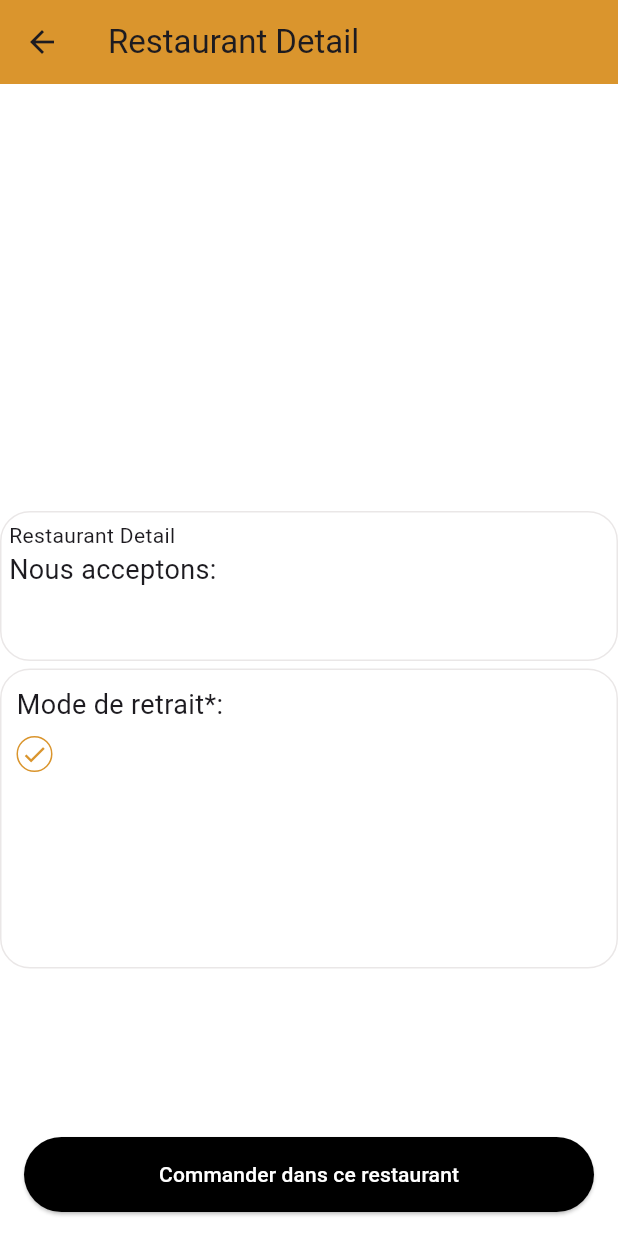
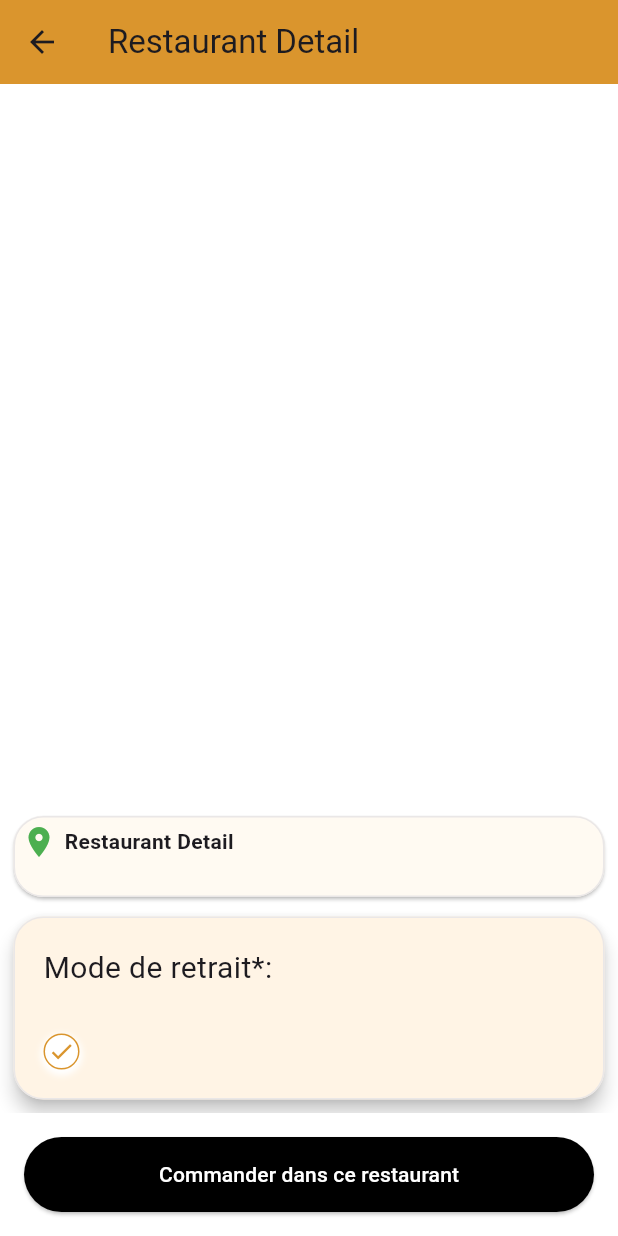
Before and after one commit to Dalel1akremi/flutterProject, a Flutter app: the RestaurantDetail screen opened by its route, on a phone screen of 412 x 824 dp. Run offline on Flutter 3.47's test engine with Material 3 defaults, Android fonts, the phone set to English and light mode, and no system bars; our stand-ins replace firebase_auth, firebase_core, flutter_svg, google_sign_in, shared_preferences; missing offline and left inert: bcrypt; accounts and stored records are empty.

Commit message:
"Refactor RestaurantDetail body: replace SingleChildScrollView with Expanded and Stack for better layout and design"

```diff
--- a/FLUTTER/lib/pages/aboutRestaurant/RestaurantDetail.dart
+++ b/FLUTTER/lib/pages/aboutRestaurant/RestaurantDetail.dart
@@ -140,15 +140,18 @@ class _RestaurantDetailState extends State<RestaurantDetail> {
       },
     ),
     ),
-      body: SingleChildScrollView(
+      body: Expanded(
         child: Column(
+          children: [
+            Expanded(
+            child:Stack(
+              clipBehavior: Clip.none,
               children: [
                 Container(
                   padding: const EdgeInsets.all(1.0),
-              height: MediaQuery.of(context).size.height / 3,
                   width: double.infinity,
                   decoration: BoxDecoration(
-                borderRadius: BorderRadius.circular(15.0),
+                    borderRadius: const BorderRadius.only(bottomRight: Radius.circular(50)),
                     boxShadow: [
                       BoxShadow(
                         color: Colors.white.withOpacity(0.5),
@@ -164,69 +167,87 @@ class _RestaurantDetailState extends State<RestaurantDetail> {
                           )
                         : null,
                   ),
-              child: Stack(
-                children: [
+               ),
               if (restaurantLogo != null)
                         Positioned(
                           left: 16.0,
-                      bottom: 1.0,
-                      child: ClipRRect(
-                        borderRadius: BorderRadius.circular(8.0),
+                          bottom: -40,
+                          child:  CircleAvatar(
+                            radius: 40,
+                            backgroundColor: Colors.white,
                             child: Image.network(
                               restaurantLogo,
-                          width: 80,
-                          height: 80,
-                          fit: BoxFit.cover,
+                              fit: BoxFit.fill,
                             ),
                           ),
                         ),
               ],
             ),
             ),
-            const SizedBox(height: 10),
-            Container(
-              width: 1500,
-              height: 100,
-              decoration: BoxDecoration(
-                border:
-                    Border.all(color: const Color.fromARGB(255, 234, 231, 231)),
+            const SizedBox(height: 50),
+SizedBox(
+  width: double.infinity,
+  child: Padding(
+    padding: const EdgeInsets.all(5), // Padding autour des deux cartes
+    child: Column(
+      crossAxisAlignment: CrossAxisAlignment.stretch, // Ajuste la largeur des enfants pour remplir la largeur disponible
+      children: [
+        Card(
+          surfaceTintColor: Colors.orange.withOpacity(0.4),
+          color: Colors.white,
+          shape: RoundedRectangleBorder(
             borderRadius: BorderRadius.circular(20),
+            side: const BorderSide(color:  Color.fromARGB(255, 234, 231, 231)),
           ),
+          child: Padding(
             padding: const EdgeInsets.all(5),
             child: Column(
   crossAxisAlignment: CrossAxisAlignment.start,
   children: [
-                  Text(restaurantAdress ?? 'Restaurant Detail'),
-                  const Text(
-                    'Nous acceptons:',
-                    style: TextStyle(fontSize: 18),
+    Row(
+      children: [
+        const Icon(
+          Icons.location_on,
+          color: Colors.green, // Couleur de l'icône de localisation
+        ),
+        const SizedBox(width: 5), // Espacement entre l'icône et le texte de l'adresse
+        Text(
+          restaurantAdress ?? 'Restaurant Detail',
+          style: const TextStyle(fontWeight: FontWeight.bold),
         ),
       ],
     ),
+    const SizedBox(height: 20),
+  ],
+),
+
+          ),
         ),
         const SizedBox(height: 5),
-            Container(
-              width: 1500,
-              height: 200,
-              decoration: BoxDecoration(
-                border:
-                    Border.all(color: const Color.fromARGB(255, 234, 231, 231)),
+        Card(
+          surfaceTintColor: Colors.orange.withOpacity(0.4),
+          color: Colors.white,
+          elevation: 5,
+          shape: RoundedRectangleBorder(
             borderRadius: BorderRadius.circular(20),
+            side: const BorderSide(color:  Color.fromARGB(255, 234, 231, 231)),
           ),
-              padding: const EdgeInsets.all(10),
+          child: Padding(
+            padding: const EdgeInsets.all(20),
             child: Column(
               crossAxisAlignment: CrossAxisAlignment.start,
               children: [
                 const Text(
                   'Mode de retrait*:',
-                    style: TextStyle(fontSize: 18),
+                  style: TextStyle(fontSize: 20),
                 ),
+                const SizedBox(height: 17),
                 Column(
                   crossAxisAlignment: CrossAxisAlignment.start,
                   children: restaurant != null
                       ? restaurant.split(',').map((mode) {
                           return Padding(
-                              padding: const EdgeInsets.only(top: 8.0),
+                            padding: const EdgeInsets.only(top: 12.0),
                             child: GlowRadioButton(
                               label: mode.trim(),
                               value: mode.trim(),
@@ -245,6 +266,11 @@ class _RestaurantDetailState extends State<RestaurantDetail> {
               ],
             ),
           ),
+        ),
+      ],
+    ),
+  ),
+)
        ],
         ),
       ),
```
Lines whose indentation alone changed are shown as unchanged.
